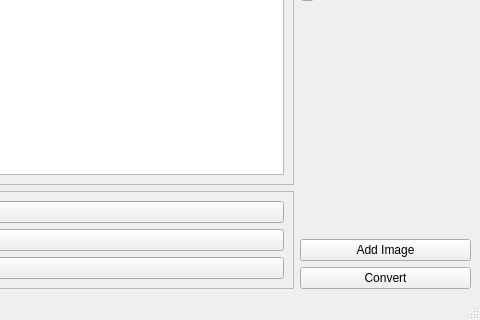
First picture: the form in ui/MainWindow.ui, repository light-and-ray/ProstoUpscaleAI, before the edit; both pictures show x 400 to 880 and y 288 to 608 of the 880 by 608 pixel window.
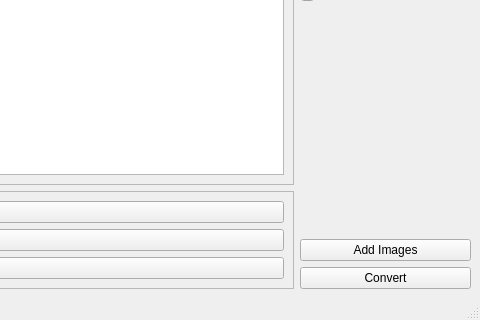
Second picture: the form after the edit. Custom widgets are drawn as their Qt base class.

```diff
--- a/ui/MainWindow.ui
+++ b/ui/MainWindow.ui
@@ -183,7 +183,7 @@
       <item>
        <widget class="QPushButton" name="addImageButton">
         <property name="text">
-         <string>Add Image</string>
+         <string>Add Images</string>
         </property>
        </widget>
       </item>
```
Left out of the diff: 2 changed lines with no effect on the pictures.
